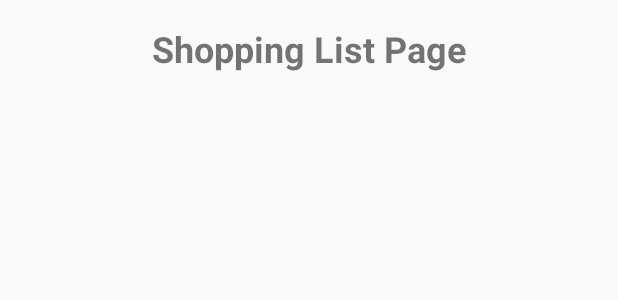
After one commit to RonanGreen1/Fourth-Year-Project, an Android app: the layout activity_shopping_list.xml on its own in the app's theme, with its tools: preview values and no code run, on a phone screen of 412 x 824 dp. The commit adds this screen. Shown: the top 300 px of the screen. Run offline under Robolectric (Android 15) with nearby library versions, the phone set to English and light mode, and no system bars; network calls fail.

Commit message:
finished shopping list

```diff
--- a/Application/app/src/main/AndroidManifest.xml
+++ b/Application/app/src/main/AndroidManifest.xml
@@ -34,6 +34,7 @@
                 <category android:name="android.intent.category.LAUNCHER" />
             </intent-filter>
         </activity>
+        <activity android:name=".ui.ShoppingListActivity" />
     </application>
 
 </manifest>
--- a/Application/app/src/main/java/com/example/android_app/main/MainActivity.kt
+++ b/Application/app/src/main/java/com/example/android_app/main/MainActivity.kt
@@ -38,6 +38,7 @@ import android.content.Intent // Used to switch between activities (screens)
 import android.view.Menu // Required to create the options menu
 import android.view.MenuItem // Handles menu item selection
 import com.example.android_app.data.ShoppingListRepo
+import com.example.android_app.ui.ShoppingListActivity
 
 class MainActivity : AppCompatActivity() {
 
@@ -81,6 +82,8 @@ class MainActivity : AppCompatActivity() {
         // Inflate layout
         viewBinding = ActivityMainBinding.inflate(layoutInflater)
         setContentView(viewBinding.root)
+
+        supportActionBar?.hide()
 
         // Assign layout references for camera/recipe functionality
         resultLayout = findViewById(R.id.resultLayout)
@@ -193,6 +196,7 @@ class MainActivity : AppCompatActivity() {
                         // Login successful: hide the login overlay
                         loginOverlay.visibility = View.GONE
                         Toast.makeText(this, "Login Successful", Toast.LENGTH_SHORT).show()
+                        supportActionBar?.show()
                     } else {
                         Toast.makeText(this, "Invalid credentials", Toast.LENGTH_SHORT).show()
                     }
@@ -384,7 +388,7 @@ class MainActivity : AppCompatActivity() {
         return when (item.itemId) {
             // When "Shopping List" is selected, open ShoppingListActivity
             R.id.nav_shopping_list -> {
-                val intent = Intent(this, ShoppingListRepo::class.java)
+                val intent = Intent(this, ShoppingListActivity::class.java)
                 startActivity(intent)
                 true
             }
--- /dev/null
+++ b/Application/app/src/main/res/layout/activity_shopping_list.xml
@@ -0,0 +1,17 @@
+<?xml version="1.0" encoding="utf-8"?>
+<LinearLayout xmlns:android="http://schemas.android.com/apk/res/android"
+    android:layout_width="match_parent"
+    android:layout_height="match_parent"
+    android:orientation="vertical"
+    android:padding="16dp">
+
+    <TextView
+        android:layout_width="wrap_content"
+        android:layout_height="wrap_content"
+        android:text="@string/shopping_list_page"
+        android:textSize="24sp"
+        android:textStyle="bold"
+        android:layout_gravity="center_horizontal"
+        android:paddingBottom="16dp" />
+
+</LinearLayout>
--- a/Application/app/src/main/res/values/strings.xml
+++ b/Application/app/src/main/res/values/strings.xml
@@ -5,6 +5,7 @@
     <string name="stop_capture">Stop Capture</string>
     <string name="retake_photo">Retake Photo</string>
     <string name="shopping_list">Shopping List</string>
+    <string name="shopping_list_page">Shopping List Page</string>
     <string-array name="model_options">
         <item>My Model</item>
         <item>ChatGPT API</item>
--- a/Application/app/src/main/res/values/themes.xml
+++ b/Application/app/src/main/res/values/themes.xml
@@ -1,6 +1,6 @@
 <?xml version="1.0" encoding="utf-8"?>
 <resources>
-    <style name="Theme.Android_App" parent="Theme.AppCompat.DayNight.NoActionBar">
+    <style name="Theme.Android_App" parent="Theme.AppCompat.DayNight.DarkActionBar">
         <item name="colorPrimary">@color/purple_500</item>
         <item name="colorPrimaryDark">@color/purple_700</item>
         <item name="colorAccent">@color/teal_200</item>
```
